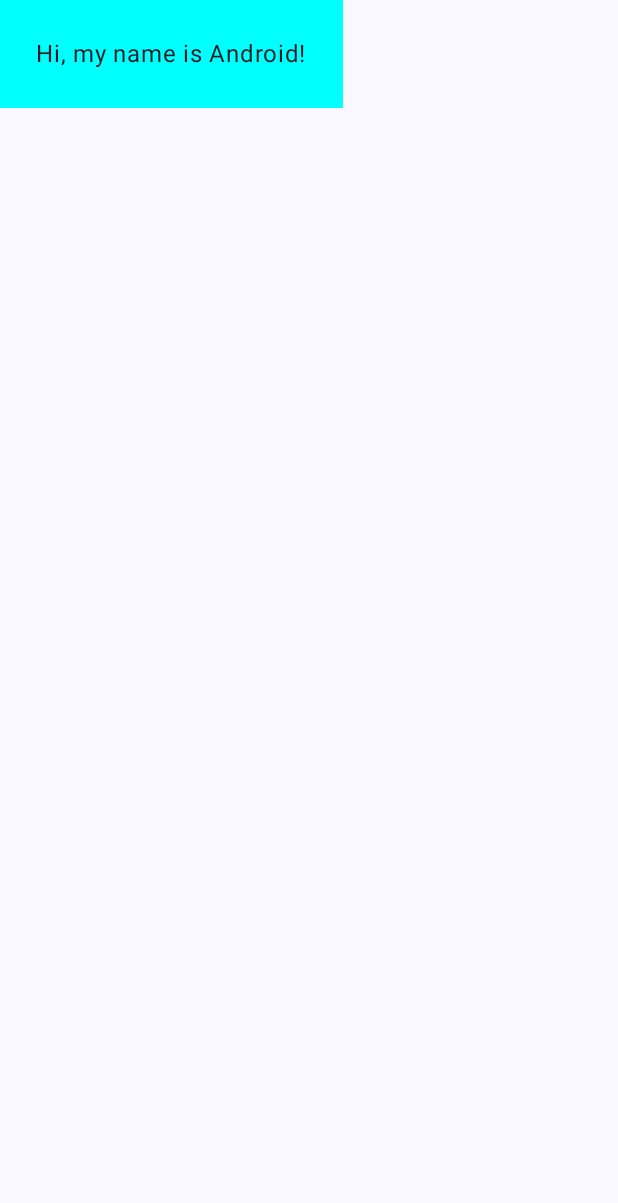
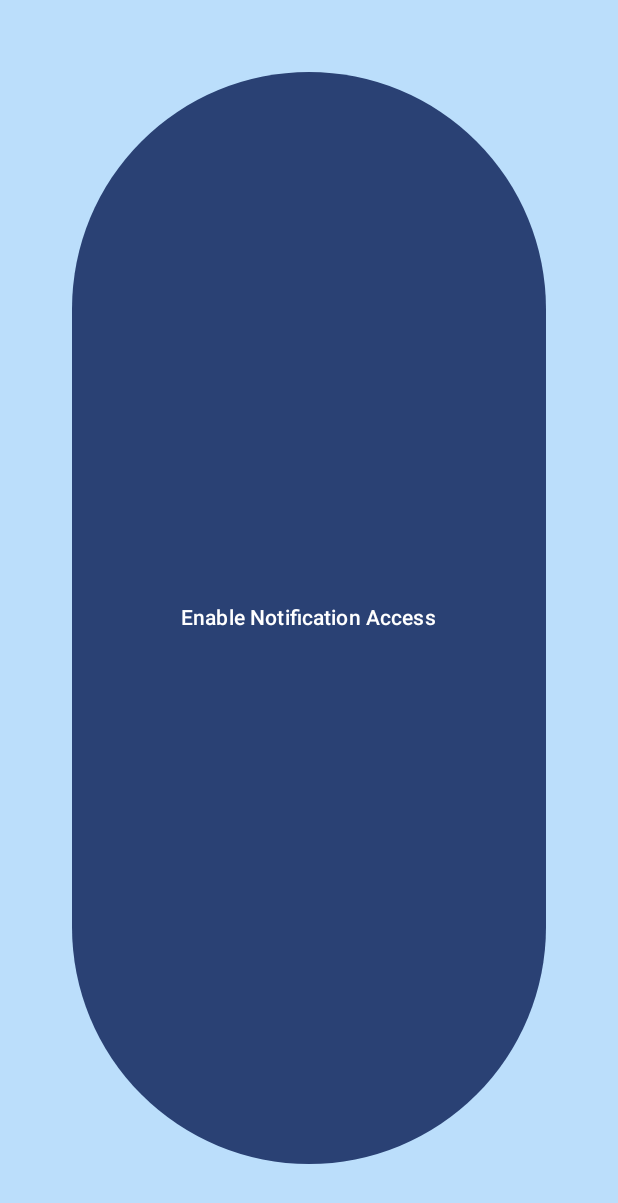
Before and after one commit to jaakkytt/android-notification-listener, an Android app built with Jetpack Compose: the screen it shows after launch (MainActivity), on a phone screen of 412 x 824 dp. Shown: the top 1203 px of the screen. Run offline under Robolectric (Android 15) with nearby library versions, the phone set to English and light mode, and no system bars.

Commit message:
Add working example of logging app notifications

```diff
--- a/app/src/main/java/ee/kytt/androidnotificationlistener/MainActivity.kt
+++ b/app/src/main/java/ee/kytt/androidnotificationlistener/MainActivity.kt
@@ -1,17 +1,20 @@
 package ee.kytt.androidnotificationlistener
 
+import android.content.Intent
 import android.os.Bundle
 import androidx.activity.ComponentActivity
 import androidx.activity.compose.setContent
 import androidx.activity.enableEdgeToEdge
 import androidx.compose.foundation.layout.fillMaxSize
 import androidx.compose.foundation.layout.padding
+import androidx.compose.material3.Button
 import androidx.compose.material3.Scaffold
 import androidx.compose.material3.Surface
 import androidx.compose.material3.Text
 import androidx.compose.runtime.Composable
 import androidx.compose.ui.Modifier
 import androidx.compose.ui.graphics.Color
+import androidx.compose.ui.platform.LocalContext
 import androidx.compose.ui.tooling.preview.Preview
 import androidx.compose.ui.unit.dp
 import ee.kytt.androidnotificationlistener.ui.theme.AndroidNotificationListenerTheme
@@ -23,8 +26,7 @@ class MainActivity : ComponentActivity() {
         setContent {
             AndroidNotificationListenerTheme {
                 Scaffold(modifier = Modifier.fillMaxSize()) { innerPadding ->
-                    Greeting(
-                        name = "Android",
+                    NotificationAccessButton(
                         modifier = Modifier.padding(innerPadding)
                     )
                 }
@@ -34,19 +36,28 @@ class MainActivity : ComponentActivity() {
 }
 
 @Composable
-fun Greeting(name: String, modifier: Modifier = Modifier) {
-    Surface(color = Color.Cyan) {
-        Text(
-            text = "Hi, my name is $name!",
-            modifier = modifier.padding(24.dp)
-        )
+fun NotificationAccessButton(modifier: Modifier = Modifier) {
+    val context = LocalContext.current
+    Surface(
+        modifier = modifier.fillMaxSize(),
+        color = Color(0xFFBBDEFB)
+    ) {
+        Button(
+            onClick = {
+                val intent = Intent("android.settings.ACTION_NOTIFICATION_LISTENER_SETTINGS")
+                context.startActivity(intent)
+            },
+            modifier = modifier.padding(48.dp)
+        ) {
+            Text("Enable Notification Access")
+        }
     }
 }
 
-@Preview(showBackground = false)
+@Preview(showBackground = true)
 @Composable
-fun GreetingPreview() {
+fun NotificationAccessButtonPreview() {
     AndroidNotificationListenerTheme {
-        Greeting("Meghan")
+        NotificationAccessButton()
     }
 }
```
Also changed, not shown: app/src/main/AndroidManifest.xml (+11 -1 lines), app/src/main/java/ee/kytt/androidnotificationlistener/NotificationListener.kt (added, +36 -0 lines).
